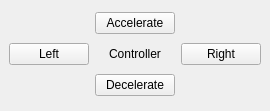
chrisburel/perlqt, file perl/examples/dbus/remotecontrolledcar/controller/controller.ui: the form before one commit.
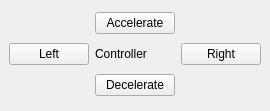
The form after the commit.

Diff of the .ui file:
```diff
--- a/perl/examples/dbus/remotecontrolledcar/controller/controller.ui
+++ b/perl/examples/dbus/remotecontrolledcar/controller/controller.ui
@@ -25,7 +25,7 @@
       <string>Controller</string>
      </property>
      <property name="alignment" >
-      <set>Qt::AlignCenter</set>
+      <set>Qt4::AlignCenter</set>
      </property>
     </widget>
    </item>
```
